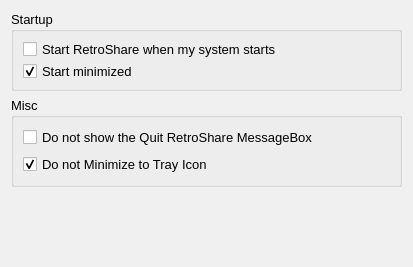
Old version of the form retroshare-gui/src/gui/settings/GeneralPage.ui in the repository RetroShare/RetroShare.
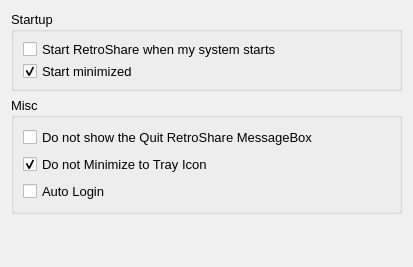
New version of the form.

Commit message: Added support for Auto-login - added checkbox in start dialog including warning (autologin not safe) - added check box in gen setting to disable autologin on shutdown

What changed in the file:
```diff
--- a/retroshare-gui/src/gui/settings/GeneralPage.ui
+++ b/retroshare-gui/src/gui/settings/GeneralPage.ui
@@ -555,6 +555,13 @@
         </property>
        </widget>
       </item>
+      <item row="2" column="0">
+       <widget class="QCheckBox" name="autoLogin">
+        <property name="text">
+         <string>Auto Login</string>
+        </property>
+       </widget>
+      </item>
      </layout>
     </widget>
    </item>
```
The commit also changes 7 other files.
